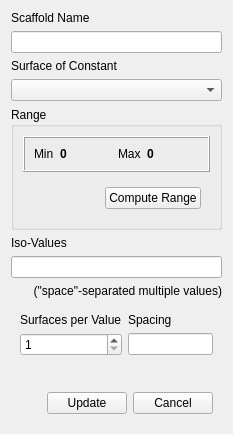
nextfoam/baram, file baramFlow/view/results/scaffolds/iso_surface_dialog.ui: the form before one commit.
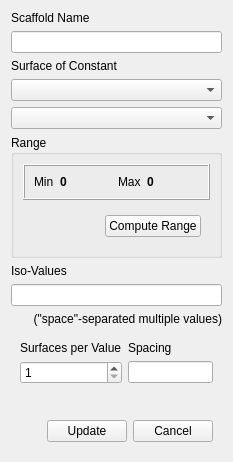
The form after the commit. Custom widgets are drawn as their Qt base class.

Patch:
```diff
--- a/baramFlow/view/results/scaffolds/iso_surface_dialog.ui
+++ b/baramFlow/view/results/scaffolds/iso_surface_dialog.ui
@@ -7,7 +7,7 @@
     <x>0</x>
     <y>0</y>
     <width>233</width>
-    <height>434</height>
+    <height>462</height>
    </rect>
   </property>
   <property name="windowTitle">
@@ -67,6 +67,9 @@
       <item>
        <widget class="PythonComboBox" name="field"/>
       </item>
+      <item>
+       <widget class="VectorComponentComboBox" name="vectorComponent"/>
+      </item>
      </layout>
     </widget>
    </item>
@@ -280,6 +283,11 @@
    <extends>QComboBox</extends>
    <header>widgets.python_combo_box</header>
   </customwidget>
+  <customwidget>
+   <class>VectorComponentComboBox</class>
+   <extends>QComboBox</extends>
+   <header>baramFlow.view.widgets.vector_component_combo_box</header>
+  </customwidget>
  </customwidgets>
  <resources/>
  <connections/>
```
